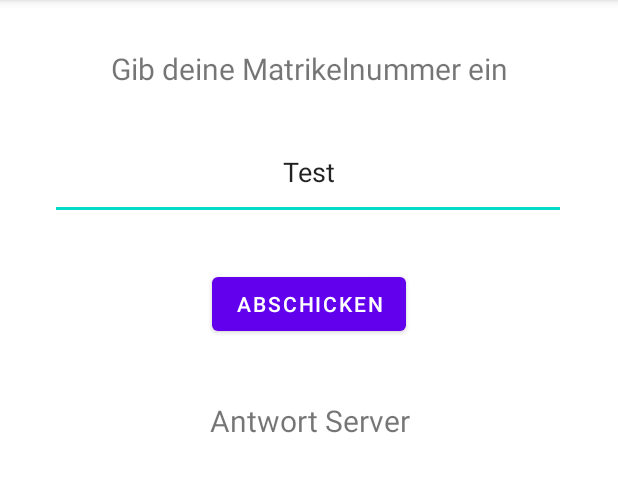
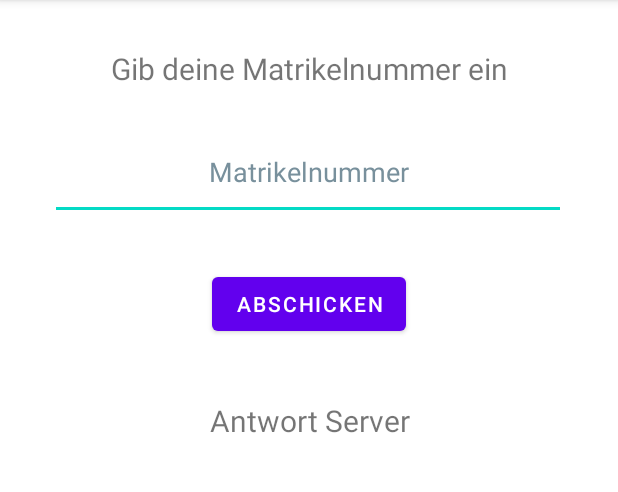
Before and after one commit to Pote16/UE-SE2-SS2022-Einzelbeispiel-Pototschnig, an Android app: the screen it shows after launch (MainActivity), after a tap on "ABSCHICKEN", on a phone screen of 412 x 824 dp, the part 84-576 px from its top. Run offline under Robolectric (Android 15) with nearby library versions, the phone set to English and light mode, and no system bars.

Commit message:
Added Task 2 - Send Matrikelnummer to Server and display response

```diff
--- a/app/src/main/AndroidManifest.xml
+++ b/app/src/main/AndroidManifest.xml
@@ -1,7 +1,7 @@
 <?xml version="1.0" encoding="utf-8"?>
 <manifest xmlns:android="http://schemas.android.com/apk/res/android"
     package="com.example.einzelabgabe">
-
+    <uses-permission android:name="android.permission.INTERNET" />
     <application
         android:allowBackup="true"
         android:icon="@mipmap/ic_launcher"
--- a/app/src/main/java/com/example/einzelabgabe/MainActivity.java
+++ b/app/src/main/java/com/example/einzelabgabe/MainActivity.java
@@ -3,27 +3,33 @@ package com.example.einzelabgabe;
 import androidx.appcompat.app.AppCompatActivity;
 
 import android.os.Bundle;
-import android.text.InputType;
-import android.view.View;
 import android.widget.Button;
 import android.widget.EditText;
 import android.widget.TextView;
-import java.net.*;
+
 
 public class MainActivity extends AppCompatActivity {
 
     private Button btAbschicken;
     private EditText txtEditMatrikelnummer;
+    private TextView answer;
 
     @Override
     protected void onCreate(Bundle savedInstanceState) {
         super.onCreate(savedInstanceState);
         setContentView(R.layout.activity_main);
 
+
         btAbschicken = findViewById(R.id.send);
         txtEditMatrikelnummer = findViewById(R.id.editMatrikelnummer);
+        answer = findViewById(R.id.answerServer);
 
-        btAbschicken.setOnClickListener(view -> txtEditMatrikelnummer.setText("Test"));
+        btAbschicken.setOnClickListener(view -> {
+            //Meine Matrikelnummer: 51813675
+            ThreadServer askServer = new ThreadServer(txtEditMatrikelnummer.getText().toString(), answer);
+            new Thread(askServer).start();
+            txtEditMatrikelnummer.setText("");
+        });
 
 
     }
--- /dev/null
+++ b/app/src/main/java/com/example/einzelabgabe/ThreadServer.java
@@ -0,0 +1,40 @@
+package com.example.einzelabgabe;
+
+import android.util.Log;
+import android.widget.TextView;
+
+import java.io.BufferedReader;
+import java.io.DataOutputStream;
+import java.io.IOException;
+import java.io.InputStreamReader;
+import java.net.*;
+
+public class ThreadServer implements Runnable{
+    String matrikelNummer;
+    TextView answerfield;
+
+    ThreadServer(String matrikelNummer, TextView answer){
+        this.matrikelNummer = matrikelNummer;
+        this.answerfield = answer;
+    }
+
+
+    @Override
+    public void run() {
+        try {
+            Socket clientSocket = new Socket("se2-isys.aau.at",53212);
+            DataOutputStream outToServer = new DataOutputStream(clientSocket.getOutputStream());
+
+            BufferedReader inFromServer = new BufferedReader(new InputStreamReader(clientSocket.getInputStream()));
+            Log.i("Test",matrikelNummer);
+            outToServer.writeBytes(matrikelNummer +'\n');
+            this.answerfield.setText(inFromServer.readLine());
+
+
+            clientSocket.close();
+        } catch (IOException e) {
+            e.printStackTrace();
+        }
+
+    }
+}
```
